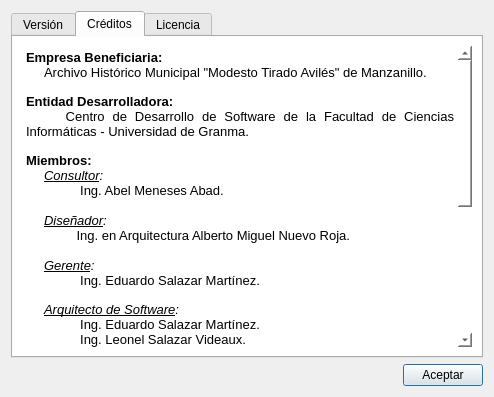
First picture: the form in ui/acerca_de.ui, repository datwit/papirolux, before the edit.
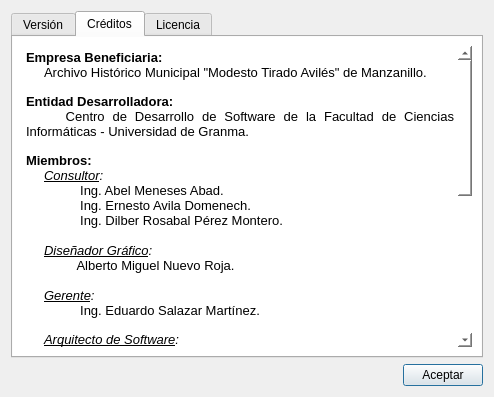
Second picture: the form after the edit. The open tabs and pages were chosen to show the change. Icons and pictures are not drawn.

Commit message: Actualizando la interfaz principal.ui y acerca_de.ui. Generando tambiEn sus archivos principal.py y acerca_de.py, respectivamente.

The edit to the form file:
```diff
--- a/ui/acerca_de.ui
+++ b/ui/acerca_de.ui
@@ -279,9 +279,11 @@
 &lt;p align=&quot;justify&quot; style=&quot; margin-top:0px; margin-bottom:0px; margin-left:0px; margin-right:0px; -qt-block-indent:0; text-indent:0px;&quot;&gt;&lt;span style=&quot; font-family:'Sans'; font-size:10pt; font-weight:600; color:#000000;&quot;&gt;Miembros:&lt;/span&gt;&lt;/p&gt;
 &lt;p align=&quot;justify&quot; style=&quot; margin-top:0px; margin-bottom:0px; margin-left:0px; margin-right:0px; -qt-block-indent:0; text-indent:0px;&quot;&gt;&lt;span style=&quot; font-family:'Sans'; font-size:10pt; font-weight:200; font-style:italic; color:#000000;&quot;&gt;     &lt;/span&gt;&lt;span style=&quot; font-family:'Sans'; font-size:10pt; font-style:italic; text-decoration: underline; color:#000000;&quot;&gt;Consultor&lt;/span&gt;&lt;span style=&quot; font-family:'Sans'; font-size:10pt; font-style:italic; color:#000000;&quot;&gt;:&lt;/span&gt;&lt;span style=&quot; font-family:'Sans'; font-size:10pt; color:#000000;&quot;&gt; &lt;/span&gt;&lt;/p&gt;
 &lt;p align=&quot;justify&quot; style=&quot; margin-top:0px; margin-bottom:0px; margin-left:0px; margin-right:0px; -qt-block-indent:0; text-indent:0px;&quot;&gt;&lt;span style=&quot; font-family:'Sans'; font-size:10pt; color:#000000;&quot;&gt;               Ing. Abel Meneses Abad.&lt;/span&gt;&lt;/p&gt;
+&lt;p align=&quot;justify&quot; style=&quot; margin-top:0px; margin-bottom:0px; margin-left:0px; margin-right:0px; -qt-block-indent:0; text-indent:0px;&quot;&gt;&lt;span style=&quot; font-family:'Sans'; font-size:10pt; color:#000000;&quot;&gt;               Ing. Ernesto Avila Domenech.&lt;/span&gt;&lt;/p&gt;
+&lt;p align=&quot;justify&quot; style=&quot; margin-top:0px; margin-bottom:0px; margin-left:0px; margin-right:0px; -qt-block-indent:0; text-indent:0px;&quot;&gt;&lt;span style=&quot; font-family:'Sans'; font-size:10pt; color:#000000;&quot;&gt;               Ing. Dilber Rosabal Pérez Montero.&lt;/span&gt;&lt;/p&gt;
 &lt;p align=&quot;justify&quot; style=&quot;-qt-paragraph-type:empty; margin-top:0px; margin-bottom:0px; margin-left:0px; margin-right:0px; -qt-block-indent:0; text-indent:0px; font-family:'Sans'; font-size:10pt; color:#000000;&quot;&gt;&lt;br /&gt;&lt;/p&gt;
-&lt;p align=&quot;justify&quot; style=&quot; margin-top:0px; margin-bottom:0px; margin-left:0px; margin-right:0px; -qt-block-indent:0; text-indent:0px;&quot;&gt;&lt;span style=&quot; font-family:'Sans'; font-size:10pt; color:#000000;&quot;&gt;     &lt;/span&gt;&lt;span style=&quot; font-family:'Sans'; font-size:10pt; font-style:italic; text-decoration: underline; color:#000000;&quot;&gt;Diseñador&lt;/span&gt;&lt;span style=&quot; font-family:'Sans'; font-size:10pt; font-style:italic; color:#000000;&quot;&gt;:&lt;/span&gt;&lt;/p&gt;
-&lt;p align=&quot;justify&quot; style=&quot; margin-top:0px; margin-bottom:0px; margin-left:0px; margin-right:0px; -qt-block-indent:0; text-indent:0px;&quot;&gt;&lt;span style=&quot; font-family:'Sans'; font-size:10pt; font-style:italic; color:#000000;&quot;&gt;              &lt;/span&gt;&lt;span style=&quot; font-family:'Sans'; font-size:10pt; color:#000000;&quot;&gt;Ing. en Arquitectura Alberto Miguel Nuevo Roja.&lt;/span&gt;&lt;/p&gt;
+&lt;p align=&quot;justify&quot; style=&quot; margin-top:0px; margin-bottom:0px; margin-left:0px; margin-right:0px; -qt-block-indent:0; text-indent:0px;&quot;&gt;&lt;span style=&quot; font-family:'Sans'; font-size:10pt; color:#000000;&quot;&gt;     &lt;/span&gt;&lt;span style=&quot; font-family:'Sans'; font-size:10pt; font-style:italic; text-decoration: underline; color:#000000;&quot;&gt;Diseñador Gráfico&lt;/span&gt;&lt;span style=&quot; font-family:'Sans'; font-size:10pt; font-style:italic; color:#000000;&quot;&gt;:&lt;/span&gt;&lt;/p&gt;
+&lt;p align=&quot;justify&quot; style=&quot; margin-top:0px; margin-bottom:0px; margin-left:0px; margin-right:0px; -qt-block-indent:0; text-indent:0px;&quot;&gt;&lt;span style=&quot; font-family:'Sans'; font-size:10pt; font-style:italic; color:#000000;&quot;&gt;              &lt;/span&gt;&lt;span style=&quot; font-family:'Sans'; font-size:10pt; color:#000000;&quot;&gt;Alberto Miguel Nuevo Roja.&lt;/span&gt;&lt;/p&gt;
 &lt;p align=&quot;justify&quot; style=&quot;-qt-paragraph-type:empty; margin-top:0px; margin-bottom:0px; margin-left:0px; margin-right:0px; -qt-block-indent:0; text-indent:0px; font-family:'Sans'; font-size:10pt; color:#000000;&quot;&gt;&lt;br /&gt;&lt;/p&gt;
 &lt;p align=&quot;justify&quot; style=&quot; margin-top:0px; margin-bottom:0px; margin-left:0px; margin-right:0px; -qt-block-indent:0; text-indent:0px;&quot;&gt;&lt;span style=&quot; font-family:'Sans'; font-size:10pt; font-weight:200; font-style:italic; color:#000000;&quot;&gt;     &lt;/span&gt;&lt;span style=&quot; font-family:'Sans'; font-size:10pt; font-style:italic; text-decoration: underline; color:#000000;&quot;&gt;Gerente&lt;/span&gt;&lt;span style=&quot; font-family:'Sans'; font-size:10pt; font-style:italic; color:#000000;&quot;&gt;:&lt;/span&gt;&lt;/p&gt;
 &lt;p align=&quot;justify&quot; style=&quot; margin-top:0px; margin-bottom:0px; margin-left:0px; margin-right:0px; -qt-block-indent:0; text-indent:0px;&quot;&gt;&lt;span style=&quot; font-family:'Sans'; font-size:10pt; font-weight:200; color:#000000;&quot;&gt;               &lt;/span&gt;&lt;span style=&quot; font-family:'Sans'; font-size:10pt; color:#000000;&quot;&gt;Ing. Eduardo Salazar Martínez.&lt;br /&gt;&lt;/span&gt;&lt;/p&gt;
@@ -297,6 +299,7 @@
 &lt;p align=&quot;justify&quot; style=&quot; margin-top:0px; margin-bottom:0px; margin-left:0px; margin-right:0px; -qt-block-indent:0; text-indent:0px;&quot;&gt;&lt;span style=&quot; font-family:'Sans'; font-size:10pt; font-weight:200; color:#000000;&quot;&gt;               &lt;/span&gt;&lt;span style=&quot; font-family:'Sans'; font-size:10pt; color:#000000;&quot;&gt;Ing. Eddy Figueredo Aguilar.&lt;/span&gt;&lt;/p&gt;
 &lt;p align=&quot;justify&quot; style=&quot; margin-top:0px; margin-bottom:0px; margin-left:0px; margin-right:0px; -qt-block-indent:0; text-indent:0px;&quot;&gt;&lt;span style=&quot; font-family:'Sans'; font-size:10pt; font-weight:200; color:#000000;&quot;&gt;               &lt;/span&gt;&lt;span style=&quot; font-family:'Sans'; font-size:10pt; color:#000000;&quot;&gt;Ing. Leonel Salazar Videaux.&lt;/span&gt;&lt;/p&gt;
 &lt;p align=&quot;justify&quot; style=&quot; margin-top:0px; margin-bottom:0px; margin-left:0px; margin-right:0px; -qt-block-indent:0; text-indent:0px;&quot;&gt;&lt;span style=&quot; font-family:'Sans'; font-size:10pt; color:#000000;&quot;&gt;               Ing. Eduardo Salazar Martínez.&lt;/span&gt;&lt;/p&gt;
+&lt;p align=&quot;justify&quot; style=&quot; margin-top:0px; margin-bottom:0px; margin-left:0px; margin-right:0px; -qt-block-indent:0; text-indent:0px;&quot;&gt;&lt;span style=&quot; font-family:'Sans'; font-size:10pt; color:#000000;&quot;&gt;               Yanier Lázaro Suárez Jerez.&lt;/span&gt;&lt;/p&gt;
 &lt;p align=&quot;justify&quot; style=&quot;-qt-paragraph-type:empty; margin-top:0px; margin-bottom:0px; margin-left:0px; margin-right:0px; -qt-block-indent:0; text-indent:0px; font-family:'Sans'; font-size:10pt; color:#000000;&quot;&gt;&lt;br /&gt;&lt;/p&gt;
 &lt;p align=&quot;justify&quot; style=&quot; margin-top:0px; margin-bottom:0px; margin-left:0px; margin-right:0px; -qt-block-indent:0; text-indent:0px;&quot;&gt;&lt;span style=&quot; font-family:'Sans'; font-size:10pt; font-weight:200; font-style:italic; color:#000000;&quot;&gt;     &lt;/span&gt;&lt;span style=&quot; font-family:'Sans'; font-size:10pt; font-style:italic; text-decoration: underline; color:#000000;&quot;&gt;Cliente&lt;/span&gt;&lt;span style=&quot; font-family:'Sans'; font-size:10pt; font-style:italic; color:#000000;&quot;&gt;:&lt;/span&gt;&lt;span style=&quot; font-family:'Sans'; font-size:10pt; color:#000000;&quot;&gt; &lt;/span&gt;&lt;/p&gt;
 &lt;p style=&quot; margin-top:0px; margin-bottom:0px; margin-left:0px; margin-right:0px; -qt-block-indent:0; text-indent:0px;&quot;&gt;&lt;span style=&quot; font-family:'Sans'; font-size:10pt; font-weight:200; color:#000000;&quot;&gt;               &lt;/span&gt;&lt;span style=&quot; font-family:'Sans'; font-size:10pt; color:#000000;&quot;&gt;Lic. Delio G. Orozco González.&lt;br /&gt;&lt;/span&gt;&lt;span style=&quot; font-family:'Sans'; font-size:10pt; font-weight:200; color:#000000;&quot;&gt;               &lt;/span&gt;&lt;span style=&quot; font-family:'Sans'; font-size:10pt; color:#000000;&quot;&gt;Director del Archivo Histórico de Manzanillo&lt;/span&gt;&lt;/p&gt;
```
Left out of the diff: 4 changed lines with no effect on the pictures. The commit also changes 3 other files.
